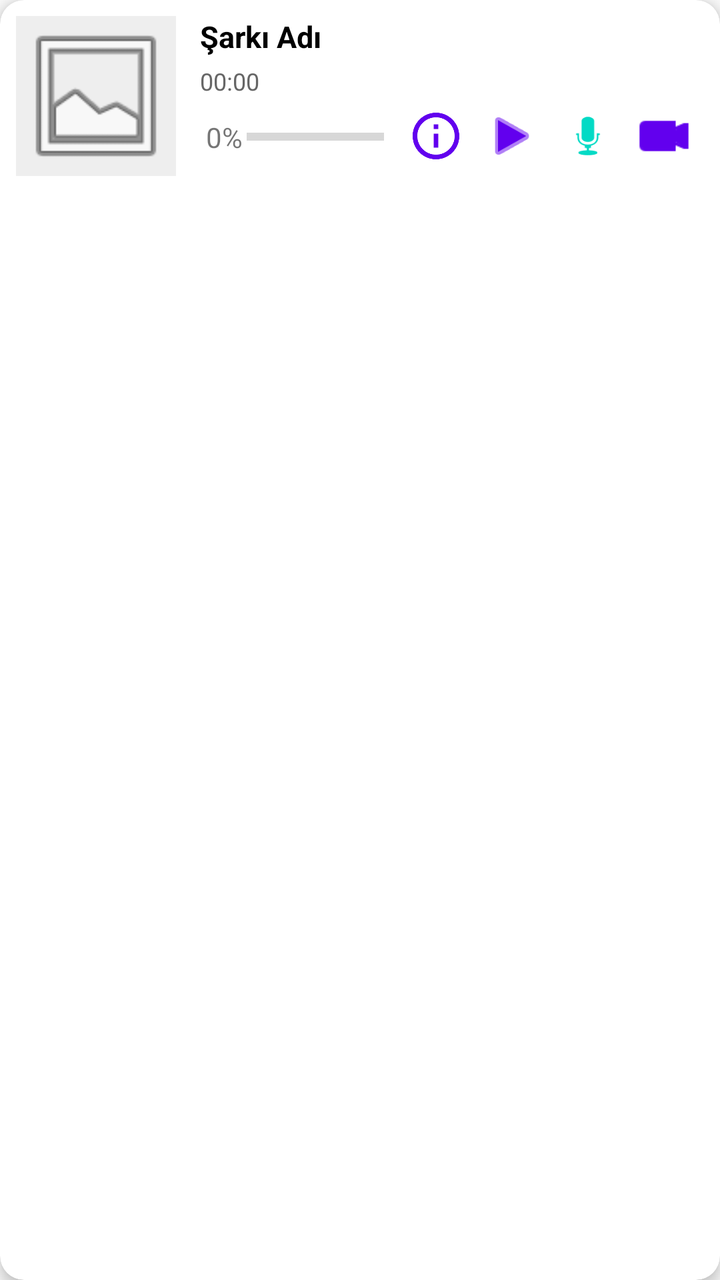
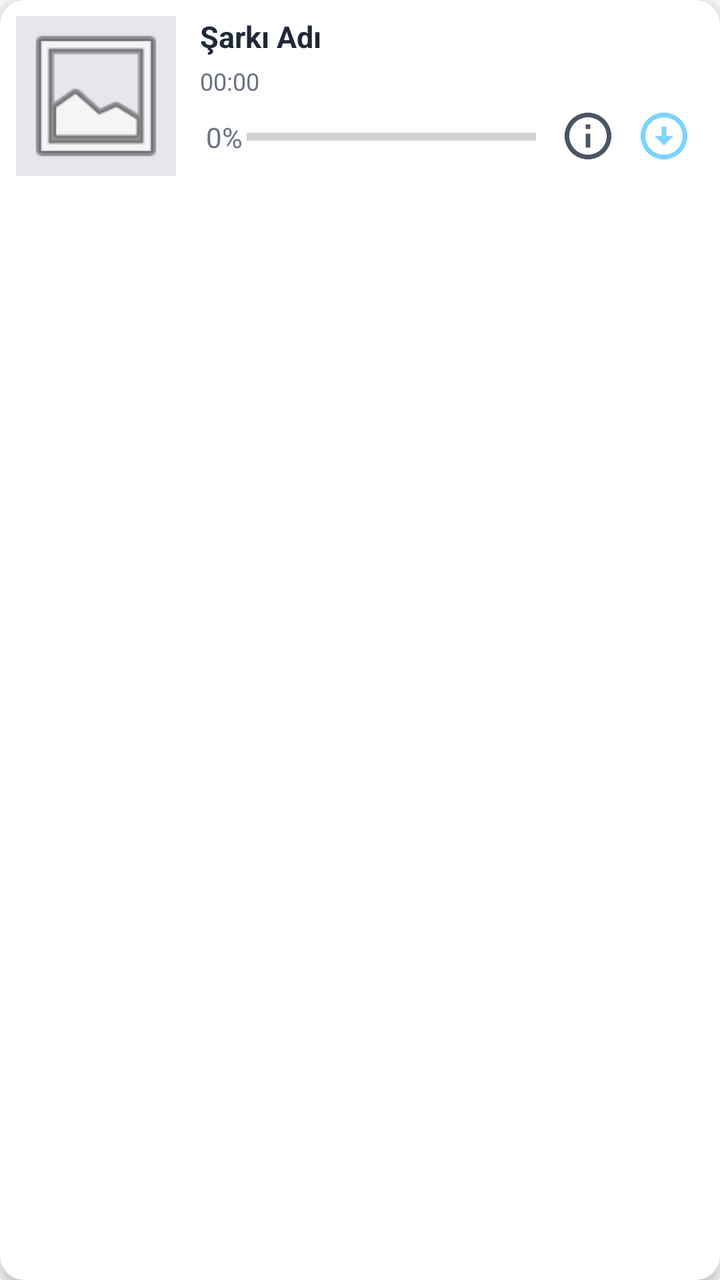

Compare the two renders of this Android layout. The source of the first and the diff that turns it into the second are given below.
<!-- AndroidManifest.xml: application theme Theme.Rhythmic -->
<!-- res/layout/item_music.xml -->
<?xml version="1.0" encoding="utf-8"?>
<androidx.cardview.widget.CardView xmlns:android="http://schemas.android.com/apk/res/android"
    xmlns:app="http://schemas.android.com/apk/res-auto"
    android:layout_width="match_parent"
    android:layout_height="wrap_content"
    android:layout_margin="8dp"
    app:cardCornerRadius="12dp"
    app:cardElevation="4dp"
    app:cardBackgroundColor="#FFFFFF">

    <androidx.constraintlayout.widget.ConstraintLayout
        android:layout_width="match_parent"
        android:layout_height="wrap_content"
        android:padding="8dp">

        <ImageView
            android:id="@+id/imgKapak"
            android:layout_width="80dp"
            android:layout_height="80dp"
            android:src="@android:drawable/ic_menu_gallery"
            android:scaleType="centerCrop"
            app:layout_constraintStart_toStartOf="parent"
            app:layout_constraintTop_toTopOf="parent"
            app:layout_constraintBottom_toBottomOf="parent"
            android:background="#EEEEEE"/>

        <TextView
            android:id="@+id/tvBaslik"
            android:layout_width="0dp"
            android:layout_height="wrap_content"
            android:text="Şarkı Adı"
            android:textSize="15sp"
            android:textStyle="bold"
            android:textColor="#000000"
            android:maxLines="1"
            android:ellipsize="end"
            android:layout_marginStart="12dp"
            android:layout_marginEnd="5dp"
            app:layout_constraintStart_toEndOf="@id/imgKapak"
            app:layout_constraintTop_toTopOf="parent"
            app:layout_constraintEnd_toEndOf="parent"/>

        <TextView
            android:id="@+id/tvSure"
            android:layout_width="0dp"
            android:layout_height="wrap_content"
            android:layout_marginTop="4dp"
            android:layout_marginEnd="5dp"
            android:text="00:00"
            android:textColor="#666666"
            android:textSize="12sp"
            app:layout_constraintEnd_toEndOf="parent"
            app:layout_constraintStart_toStartOf="@id/tvBaslik"
            app:layout_constraintTop_toBottomOf="@id/tvBaslik" />

        <LinearLayout
            android:id="@+id/layoutDownloadProgress"
            android:layout_width="0dp"
            android:layout_height="wrap_content"
            android:padding="3dp"
            android:layout_marginStart="12dp"
            android:layout_marginEnd="5dp"
            android:orientation="horizontal"
            android:gravity="center"
            app:layout_constraintBottom_toBottomOf="parent"
            app:layout_constraintEnd_toStartOf="@id/btnInfo"
            app:layout_constraintStart_toEndOf="@id/imgKapak"
            app:layout_constraintTop_toBottomOf="@id/tvSure">

            <TextView
                android:id="@+id/progressText"
                android:layout_width="wrap_content"
                android:layout_height="wrap_content"
                android:text="0%" />

            <ProgressBar
                android:id="@+id/progressBar"
                style="?android:attr/progressBarStyleHorizontal"
                android:layout_width="match_parent"
                android:layout_height="wrap_content"
                android:layout_marginStart="2dp"
                android:max="100"
                android:progress="0" />
        </LinearLayout>

        <LinearLayout
            android:id="@+id/btnInfo"
            android:layout_width="wrap_content"
            android:layout_height="wrap_content"
            android:layout_margin="2dp"
            android:background="?attr/selectableItemBackgroundBorderless"
            android:clickable="true"
            android:focusable="true"
            android:gravity="center"
            android:orientation="horizontal"
            android:padding="4dp"
            app:layout_constraintBottom_toBottomOf="parent"
            app:layout_constraintEnd_toStartOf="@id/btnListenAudio"
            app:layout_constraintTop_toTopOf="parent"
            app:layout_constraintVertical_bias="1.0">

            <ImageView
                android:layout_width="28dp"
                android:layout_height="28dp"
                android:src="@drawable/baseline_info_outline_24"
                app:tint="#6200EE" />

        </LinearLayout>

        <LinearLayout
            android:id="@+id/btnListenAudio"
            android:layout_width="wrap_content"
            android:layout_height="wrap_content"
            android:layout_margin="2dp"
            android:background="?attr/selectableItemBackgroundBorderless"
            android:clickable="true"
            android:focusable="true"
            android:gravity="center"
            android:orientation="horizontal"
            android:padding="4dp"
            app:layout_constraintBottom_toBottomOf="parent"
            app:layout_constraintEnd_toStartOf="@id/btnSesIndir"
            app:layout_constraintTop_toTopOf="parent"
            app:layout_constraintVertical_bias="1.0">

            <ImageView
                android:layout_width="28dp"
                android:layout_height="28dp"
                android:src="@android:drawable/ic_media_play"
                app:tint="#6200EE" />

        </LinearLayout>

        <LinearLayout
            android:id="@+id/btnVideoIndir"
            android:layout_width="wrap_content"
            android:layout_height="wrap_content"
            android:layout_margin="2dp"
            android:background="?attr/selectableItemBackgroundBorderless"
            android:clickable="true"
            android:focusable="true"
            android:gravity="center"
            android:orientation="horizontal"
            android:padding="4dp"
            app:layout_constraintBottom_toBottomOf="parent"
            app:layout_constraintEnd_toEndOf="parent"
            app:layout_constraintTop_toTopOf="parent"
            app:layout_constraintVertical_bias="1.0">

            <ImageView
                android:layout_width="28dp"
                android:layout_height="28dp"
                android:src="@android:drawable/presence_video_online"
                app:tint="#6200EE" />

        </LinearLayout>

        <LinearLayout
            android:id="@+id/btnSesIndir"
            android:layout_width="wrap_content"
            android:layout_height="wrap_content"
            android:layout_margin="2dp"
            android:background="?attr/selectableItemBackgroundBorderless"
            android:clickable="true"
            android:focusable="true"
            android:gravity="center"
            android:orientation="horizontal"
            android:padding="4dp"
            app:layout_constraintBottom_toBottomOf="parent"
            app:layout_constraintEnd_toStartOf="@id/btnVideoIndir"
            app:layout_constraintVertical_bias="0.0">

            <ImageView
                android:layout_width="28dp"
                android:layout_height="28dp"
                android:src="@android:drawable/ic_btn_speak_now"
                app:tint="#03DAC5" />

        </LinearLayout>

    </androidx.constraintlayout.widget.ConstraintLayout>
</androidx.cardview.widget.CardView>
<!-- resources referenced by this layout -->
<resources>
  <!-- drawable baseline_info_outline_24 (drawable) -->
  <vector xmlns:android="http://schemas.android.com/apk/res/android" android:height="24dp" android:tint="#000000" android:viewportHeight="24" android:viewportWidth="24" android:width="24dp">
        
      <path android:fillColor="@android:color/white" android:pathData="M11,7h2v2h-2V7zM11,11h2v6h-2V11zM12,2C6.48,2 2,6.48 2,12s4.48,10 10,10s10,-4.48 10,-10S17.52,2 12,2zM12,20c-4.41,0 -8,-3.59 -8,-8s3.59,-8 8,-8s8,3.59 8,8S16.41,20 12,20z"/>
      
  </vector>
  <style name="Theme.Rhythmic" parent="Base.Theme.Rhythmic" />
  <style name="Base.Theme.Rhythmic" parent="Theme.AppCompat.Light.NoActionBar">
          <item name="colorPrimary">#000000</item>
          <item name="colorPrimaryDark">#000000</item>
          <item name="colorAccent">#03DAC5</item>
      </style>
</resources>

<!-- the commit's change to res/layout/item_music.xml (unified diff, before → after) -->
@@ -6,177 +6,125 @@
     android:layout_margin="8dp"
     app:cardCornerRadius="12dp"
     app:cardElevation="4dp"
-    app:cardBackgroundColor="#FFFFFF">
+    app:cardBackgroundColor="?attr/colorSurface"> <androidx.constraintlayout.widget.ConstraintLayout
+    android:layout_width="match_parent"
+    android:layout_height="wrap_content"
+    android:padding="8dp">
 
-    <androidx.constraintlayout.widget.ConstraintLayout
-        android:layout_width="match_parent"
+    <ImageView
+        android:id="@+id/imgLocalKapak"
+        android:layout_width="80dp"
+        android:layout_height="80dp"
+        android:src="@android:drawable/ic_menu_gallery"
+        android:scaleType="centerCrop"
+        app:layout_constraintStart_toStartOf="parent"
+        app:layout_constraintTop_toTopOf="parent"
+        app:layout_constraintBottom_toBottomOf="parent"
+        android:background="?attr/colorOutline"/> <TextView
+    android:id="@+id/tvBaslik"
+    android:layout_width="0dp"
+    android:layout_height="wrap_content"
+    android:text="Şarkı Adı"
+    android:textSize="15sp"
+    android:textStyle="bold"
+    android:textColor="?android:attr/textColorPrimary"
+    android:maxLines="1"
+    android:ellipsize="end"
+    android:layout_marginStart="12dp"
+    android:layout_marginEnd="5dp"
+    app:layout_constraintStart_toEndOf="@id/imgLocalKapak"
+    app:layout_constraintTop_toTopOf="parent"
+    app:layout_constraintEnd_toEndOf="parent"/>
+
+    <TextView
+        android:id="@+id/tvSure"
+        android:layout_width="0dp"
         android:layout_height="wrap_content"
-        android:padding="8dp">
+        android:layout_marginTop="4dp"
+        android:layout_marginEnd="5dp"
+        android:text="00:00"
+        android:textColor="?android:attr/textColorSecondary"
+        android:textSize="12sp"
+        app:layout_constraintEnd_toEndOf="parent"
+        app:layout_constraintStart_toStartOf="@id/tvBaslik"
+        app:layout_constraintTop_toBottomOf="@id/tvBaslik" />
+
+    <LinearLayout
+        android:id="@+id/layoutDownloadProgress"
+        android:layout_width="0dp"
+        android:layout_height="wrap_content"
+        android:padding="3dp"
+        android:layout_marginStart="12dp"
+        android:layout_marginEnd="5dp"
+        android:orientation="horizontal"
+        android:gravity="center"
+        app:layout_constraintBottom_toBottomOf="parent"
+        app:layout_constraintEnd_toStartOf="@id/btnInfo"
+        app:layout_constraintStart_toEndOf="@id/imgLocalKapak"
+        app:layout_constraintTop_toBottomOf="@id/tvSure">
+
+        <TextView
+            android:id="@+id/progressText"
+            android:layout_width="wrap_content"
+            android:layout_height="wrap_content"
+            android:textColor="?android:attr/textColorSecondary"
+            android:text="0%" />
+
+        <ProgressBar
+            android:id="@+id/progressBar"
+            style="?android:attr/progressBarStyleHorizontal"
+            android:layout_width="match_parent"
+            android:layout_height="wrap_content"
+            android:layout_marginStart="2dp"
+            android:progressTint="?attr/colorSecondary"
+            android:max="100"
+            android:progress="0" />
+    </LinearLayout>
+
+    <LinearLayout
+        android:id="@+id/btnInfo"
+        android:layout_width="wrap_content"
+        android:layout_height="wrap_content"
+        android:layout_margin="2dp"
+        android:background="?attr/selectableItemBackgroundBorderless"
+        android:clickable="true"
+        android:focusable="true"
+        android:gravity="center"
+        android:orientation="horizontal"
+        android:padding="4dp"
+        app:layout_constraintBottom_toBottomOf="parent"
+        app:layout_constraintEnd_toStartOf="@id/btnSesIndir"
+        app:layout_constraintTop_toTopOf="parent"
+        app:layout_constraintVertical_bias="1.0">
 
         <ImageView
-            android:id="@+id/imgKapak"
-            android:layout_width="80dp"
-            android:layout_height="80dp"
-            android:src="@android:drawable/ic_menu_gallery"
-            android:scaleType="centerCrop"
-            app:layout_constraintStart_toStartOf="parent"
-            app:layout_constraintTop_toTopOf="parent"
-            app:layout_constraintBottom_toBottomOf="parent"
-            android:background="#EEEEEE"/>
+            android:layout_width="28dp"
+            android:layout_height="28dp"
+            android:src="@drawable/baseline_info_outline_24"
+            app:tint="?attr/colorControlNormal" /> </LinearLayout>
 
-        <TextView
-            android:id="@+id/tvBaslik"
-            android:layout_width="0dp"
-            android:layout_height="wrap_content"
-            android:text="Şarkı Adı"
-            android:textSize="15sp"
-            android:textStyle="bold"
-            android:textColor="#000000"
-            android:maxLines="1"
-            android:ellipsize="end"
-            android:layout_marginStart="12dp"
-            android:layout_marginEnd="5dp"
-            app:layout_constraintStart_toEndOf="@id/imgKapak"
-            app:layout_constraintTop_toTopOf="parent"
-            app:layout_constraintEnd_toEndOf="parent"/>
+    
 
-        <TextView
-            android:id="@+id/tvSure"
-            android:layout_width="0dp"
-            android:layout_height="wrap_content"
-            android:layout_marginTop="4dp"
-            android:layout_marginEnd="5dp"
-            android:text="00:00"
-            android:textColor="#666666"
-            android:textSize="12sp"
-            app:layout_constraintEnd_toEndOf="parent"
-            app:layout_constraintStart_toStartOf="@id/tvBaslik"
-            app:layout_constraintTop_toBottomOf="@id/tvBaslik" />
+    <LinearLayout
+        android:id="@+id/btnSesIndir"
+        android:layout_width="wrap_content"
+        android:layout_height="wrap_content"
+        android:layout_margin="2dp"
+        android:background="?attr/selectableItemBackgroundBorderless"
+        android:clickable="true"
+        android:focusable="true"
+        android:gravity="center"
+        android:orientation="horizontal"
+        android:padding="4dp"
+        app:layout_constraintBottom_toBottomOf="parent"
+        app:layout_constraintEnd_toEndOf="parent"
+        app:layout_constraintVertical_bias="0.0">
 
-        <LinearLayout
-            android:id="@+id/layoutDownloadProgress"
-            android:layout_width="0dp"
-            android:layout_height="wrap_content"
-            android:padding="3dp"
-            android:layout_marginStart="12dp"
-            android:layout_marginEnd="5dp"
-            android:orientation="horizontal"
-            android:gravity="center"
-            app:layout_constraintBottom_toBottomOf="parent"
-            app:layout_constraintEnd_toStartOf="@id/btnInfo"
-            app:layout_constraintStart_toEndOf="@id/imgKapak"
-            app:layout_constraintTop_toBottomOf="@id/tvSure">
+        <ImageView
+            android:layout_width="28dp"
+            android:layout_height="28dp"
+            android:src="@drawable/baseline_arrow_circle_down_24"
+            app:tint="?attr/colorSecondary" /> </LinearLayout>
 
-            <TextView
-                android:id="@+id/progressText"
-                android:layout_width="wrap_content"
-                android:layout_height="wrap_content"
-                android:text="0%" />
-
-            <ProgressBar
-                android:id="@+id/progressBar"
-                style="?android:attr/progressBarStyleHorizontal"
-                android:layout_width="match_parent"
-                android:layout_height="wrap_content"
-                android:layout_marginStart="2dp"
-                android:max="100"
-                android:progress="0" />
-        </LinearLayout>
-
-        <LinearLayout
-            android:id="@+id/btnInfo"
-            android:layout_width="wrap_content"
-            android:layout_height="wrap_content"
-            android:layout_margin="2dp"
-            android:background="?attr/selectableItemBackgroundBorderless"
-            android:clickable="true"
-            android:focusable="true"
-            android:gravity="center"
-            android:orientation="horizontal"
-            android:padding="4dp"
-            app:layout_constraintBottom_toBottomOf="parent"
-            app:layout_constraintEnd_toStartOf="@id/btnListenAudio"
-            app:layout_constraintTop_toTopOf="parent"
-            app:layout_constraintVertical_bias="1.0">
-
-            <ImageView
-                android:layout_width="28dp"
-                android:layout_height="28dp"
-                android:src="@drawable/baseline_info_outline_24"
-                app:tint="#6200EE" />
-
-        </LinearLayout>
-
-        <LinearLayout
-            android:id="@+id/btnListenAudio"
-            android:layout_width="wrap_content"
-            android:layout_height="wrap_content"
-            android:layout_margin="2dp"
-            android:background="?attr/selectableItemBackgroundBorderless"
-            android:clickable="true"
-            android:focusable="true"
-            android:gravity="center"
-            android:orientation="horizontal"
-            android:padding="4dp"
-            app:layout_constraintBottom_toBottomOf="parent"
-            app:layout_constraintEnd_toStartOf="@id/btnSesIndir"
-            app:layout_constraintTop_toTopOf="parent"
-            app:layout_constraintVertical_bias="1.0">
-
-            <ImageView
-                android:layout_width="28dp"
-                android:layout_height="28dp"
-                android:src="@android:drawable/ic_media_play"
-                app:tint="#6200EE" />
-
-        </LinearLayout>
-
-        <LinearLayout
-            android:id="@+id/btnVideoIndir"
-            android:layout_width="wrap_content"
-            android:layout_height="wrap_content"
-            android:layout_margin="2dp"
-            android:background="?attr/selectableItemBackgroundBorderless"
-            android:clickable="true"
-            android:focusable="true"
-            android:gravity="center"
-            android:orientation="horizontal"
-            android:padding="4dp"
-            app:layout_constraintBottom_toBottomOf="parent"
-            app:layout_constraintEnd_toEndOf="parent"
-            app:layout_constraintTop_toTopOf="parent"
-            app:layout_constraintVertical_bias="1.0">
-
-            <ImageView
-                android:layout_width="28dp"
-                android:layout_height="28dp"
-                android:src="@android:drawable/presence_video_online"
-                app:tint="#6200EE" />
-
-        </LinearLayout>
-
-        <LinearLayout
-            android:id="@+id/btnSesIndir"
-            android:layout_width="wrap_content"
-            android:layout_height="wrap_content"
-            android:layout_margin="2dp"
-            android:background="?attr/selectableItemBackgroundBorderless"
-            android:clickable="true"
-            android:focusable="true"
-            android:gravity="center"
-            android:orientation="horizontal"
-            android:padding="4dp"
-            app:layout_constraintBottom_toBottomOf="parent"
-            app:layout_constraintEnd_toStartOf="@id/btnVideoIndir"
-            app:layout_constraintVertical_bias="0.0">
-
-            <ImageView
-                android:layout_width="28dp"
-                android:layout_height="28dp"
-                android:src="@android:drawable/ic_btn_speak_now"
-                app:tint="#03DAC5" />
-
-        </LinearLayout>
-
-    </androidx.constraintlayout.widget.ConstraintLayout>
+</androidx.constraintlayout.widget.ConstraintLayout>
 </androidx.cardview.widget.CardView>
<!-- resource entries referenced after the edit -->
@@ -1,16 +1,56 @@
 <!-- resources referenced by this layout -->
 <resources>
+  <!-- drawable baseline_arrow_circle_down_24 (drawable) -->
+  <vector xmlns:android="http://schemas.android.com/apk/res/android" android:height="24dp" android:tint="#000000" android:viewportHeight="24" android:viewportWidth="24" android:width="24dp">
+        
+      <path android:fillColor="@android:color/white" android:pathData="M12,4c4.41,0 8,3.59 8,8s-3.59,8 -8,8s-8,-3.59 -8,-8S7.59,4 12,4M12,2C6.48,2 2,6.48 2,12c0,5.52 4.48,10 10,10c5.52,0 10,-4.48 10,-10C22,6.48 17.52,2 12,2L12,2zM13,12l0,-4h-2l0,4H8l4,4l4,-4H13z"/>
+      
+  </vector>
   <!-- drawable baseline_info_outline_24 (drawable) -->
   <vector xmlns:android="http://schemas.android.com/apk/res/android" android:height="24dp" android:tint="#000000" android:viewportHeight="24" android:viewportWidth="24" android:width="24dp">
         
       <path android:fillColor="@android:color/white" android:pathData="M11,7h2v2h-2V7zM11,11h2v6h-2V11zM12,2C6.48,2 2,6.48 2,12s4.48,10 10,10s10,-4.48 10,-10S17.52,2 12,2zM12,20c-4.41,0 -8,-3.59 -8,-8s3.59,-8 8,-8s8,3.59 8,8S16.41,20 12,20z"/>
       
   </vector>
-  <style name="Theme.Rhythmic" parent="Base.Theme.Rhythmic" />
-  <style name="Base.Theme.Rhythmic" parent="Theme.AppCompat.Light.NoActionBar">
-          <item name="colorPrimary">#000000</item>
-          <item name="colorPrimaryDark">#000000</item>
-          <item name="colorAccent">#03DAC5</item>
+  <style name="Theme.Rhythmic" parent="Theme.Rhythmic.Light" />
+  <style name="Theme.Rhythmic.Light" parent="Theme.MaterialComponents.Light.NoActionBar">
+          <item name="android:statusBarColor">@color/light_bg_main</item>
+          <item name="android:windowLightStatusBar">true</item>
+          <item name="android:navigationBarColor">@color/light_bg_main</item>
+          <item name="android:windowLightNavigationBar" tools:targetApi="o_mr1">true</item>
+  
+          <item name="colorPrimary">@color/primary_bordo</item>
+          <item name="colorPrimaryVariant">@color/primary_bordo_dark</item>
+          <item name="colorOnPrimary">@color/light_bg_surface</item>
+  
+          <item name="colorSecondary">@color/accent_baby_blue</item>
+          <item name="colorSecondaryVariant">@color/accent_blue_dark</item>
+          <item name="colorOnSecondary">@color/light_text_primary</item>
+  
+          <item name="android:windowBackground">@color/light_bg_main</item>
+          <item name="android:colorBackground">@color/light_bg_main</item>
+          <item name="colorSurface">@color/light_bg_surface</item>
+          <item name="colorOnSurface">@color/light_text_primary</item>
+  
+          <item name="android:textColorPrimary">@color/light_text_primary</item>
+          <item name="android:textColorSecondary">@color/light_text_secondary</item>
+          <item name="android:textColorHint">@color/light_text_secondary</item>
+  
+          <item name="colorOutline">@color/outline_light</item>
+          <item name="colorError">@color/status_yellow</item>
+          <item name="colorControlHighlight">@color/outline_light</item>
+          <item name="colorControlNormal">@color/icon_tint_light</item>
       </style>
+  <color name="light_bg_main">#FAFAFA</color>
+  <color name="primary_bordo">#831843</color>
+  <color name="primary_bordo_dark">#4C0519</color>
+  <color name="light_bg_surface">#FFFFFF</color>
+  <color name="accent_baby_blue">#7DD3FC</color>
+  <color name="accent_blue_dark">#38BDF8</color>
+  <color name="light_text_primary">#1F2937</color>
+  <color name="light_text_secondary">#6B7280</color>
+  <color name="outline_light">#E5E7EB</color>
+  <color name="status_yellow">#FBBF24</color>
+  <color name="icon_tint_light">#4B5563</color>
 </resources>
 
